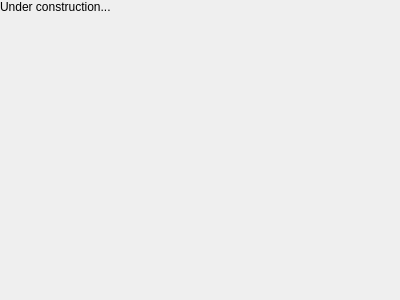
Above: src/preferences/generalpreferenceswidget.ui from opencor/opencor before the change. Below: the same form after it.
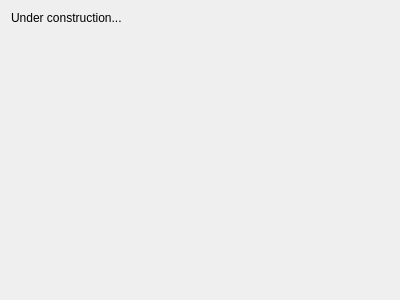
That is the form after the change.

Commit message: Some work on having a preferences window so the user can specify his preferences for OpenCOR and its plugins (#193).

Patch:
```diff
--- a/src/preferences/generalpreferenceswidget.ui
+++ b/src/preferences/generalpreferenceswidget.ui
@@ -11,18 +11,6 @@
    </rect>
   </property>
   <layout class="QVBoxLayout" name="layout">
-   <property name="leftMargin">
-    <number>0</number>
-   </property>
-   <property name="topMargin">
-    <number>0</number>
-   </property>
-   <property name="rightMargin">
-    <number>0</number>
-   </property>
-   <property name="bottomMargin">
-    <number>0</number>
-   </property>
    <item>
     <widget class="QLabel" name="label">
      <property name="text">
```
The commit also changes 2 other files.
